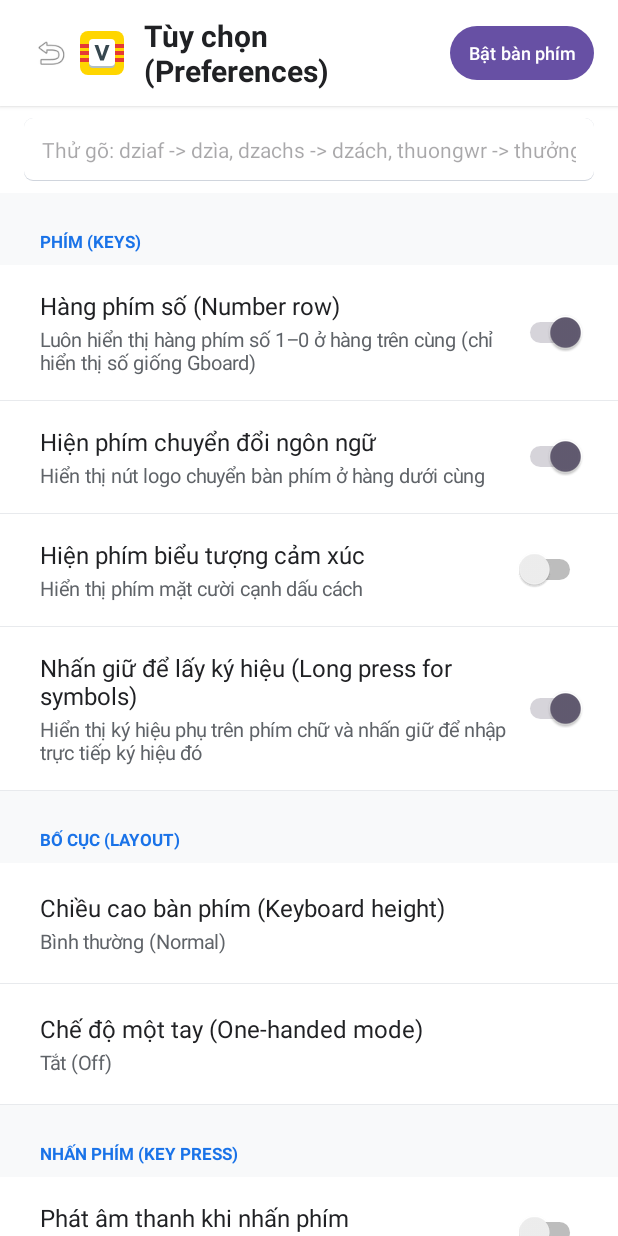
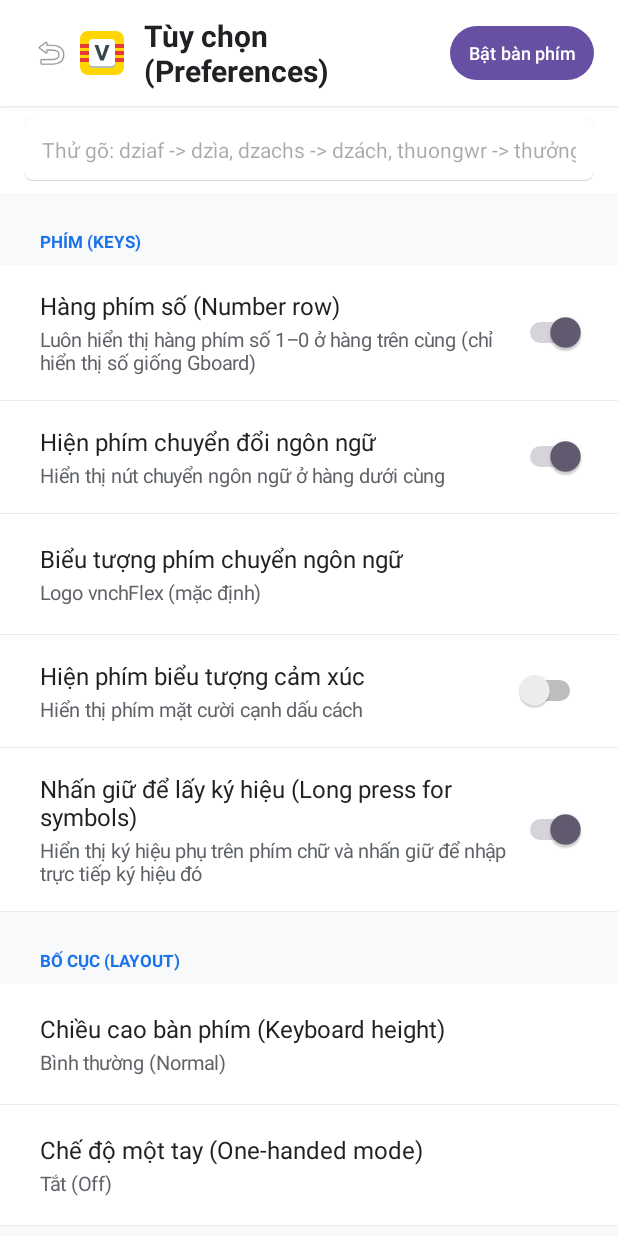
Before and after one commit to no-vici/vnchflex, an Android app: the screen it shows after launch (SettingsActivity), after a tap on "Tùy chọn (Preferences)", on a phone screen of 412 x 824 dp. Run offline under Robolectric (Android 15) with nearby library versions, the phone set to English and light mode, and no system bars.

Commit message:
Add language switch key icon option (logo or V/E by mode)
Add langSwitchKeyIcon pref, settings picker, and V/E drawables inspired by VnCharKey assets; update switch key icon in applyPreferencesToView.

```diff
--- a/app/src/main/java/com/vnchflex/vietkeyboard/settings/KeyboardPreferences.kt
+++ b/app/src/main/java/com/vnchflex/vietkeyboard/settings/KeyboardPreferences.kt
@@ -20,6 +20,11 @@ class KeyboardPreferences(context: Context) {
     var showLanguageSwitchKey: Boolean
         get() = prefs.getBoolean("pref_show_language_switch_key", true)
         set(v) = prefs.edit().putBoolean("pref_show_language_switch_key", v).apply()
+
+    /** Biểu tượng phím chuyển ngôn ngữ: "logo" (mặc định) hoặc "ev" (V/E theo ngôn ngữ) */
+    var langSwitchKeyIcon: String
+        get() = prefs.getString("pref_lang_switch_key_icon", "logo") ?: "logo"
+        set(v) = prefs.edit().putString("pref_lang_switch_key_icon", v).apply()
 
     /** Hiện phím biểu tượng cảm xúc (Show emoji switch key) */
     var showEmojiSwitchKey: Boolean
--- a/app/src/main/java/com/vnchflex/vietkeyboard/settings/SettingsActivity.kt
+++ b/app/src/main/java/com/vnchflex/vietkeyboard/settings/SettingsActivity.kt
@@ -248,9 +248,25 @@ class SettingsActivity : AppCompatActivity() {
 
         addSwitchItem(
             title = "Hiện phím chuyển đổi ngôn ngữ",
-            subtitle = "Hiển thị nút logo chuyển bàn phím ở hàng dưới cùng",
+            subtitle = "Hiển thị nút chuyển ngôn ngữ ở hàng dưới cùng",
             checked = prefs.showLanguageSwitchKey
         ) { prefs.showLanguageSwitchKey = it }
+
+        val langIconOptions = listOf(
+            "Logo vnchFlex (mặc định)" to "logo",
+            "V/E VnCharKey (theo ngôn ngữ)" to "ev",
+        )
+        val currentLangIconLabel = langIconOptions.firstOrNull { it.second == prefs.langSwitchKeyIcon }?.first
+            ?: "Logo vnchFlex (mặc định)"
+        addSingleChoiceItem(
+            title = "Biểu tượng phím chuyển ngôn ngữ",
+            currentValue = currentLangIconLabel,
+            options = langIconOptions,
+            selectedKey = prefs.langSwitchKeyIcon
+        ) {
+            prefs.langSwitchKeyIcon = it
+            navigateTo(Screen.PREFERENCES)
+        }
 
         addSwitchItem(
             title = "Hiện phím biểu tượng cảm xúc",
```
Also changed, not shown: app/src/main/java/com/vnchflex/vietkeyboard/ime/VietKeyboardService.kt (+8 -2 lines), app/src/main/res/drawable/ic_lang_e.xml (added, +15 -0 lines), app/src/main/res/drawable/ic_lang_v.xml (added, +15 -0 lines).
